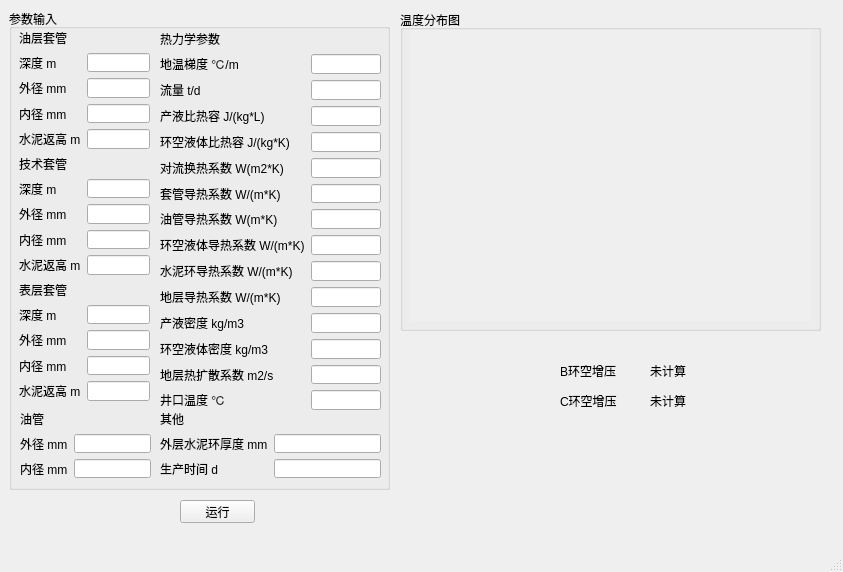
Old version of the form Gui/mainWindow.ui in the repository czy1996/APB.
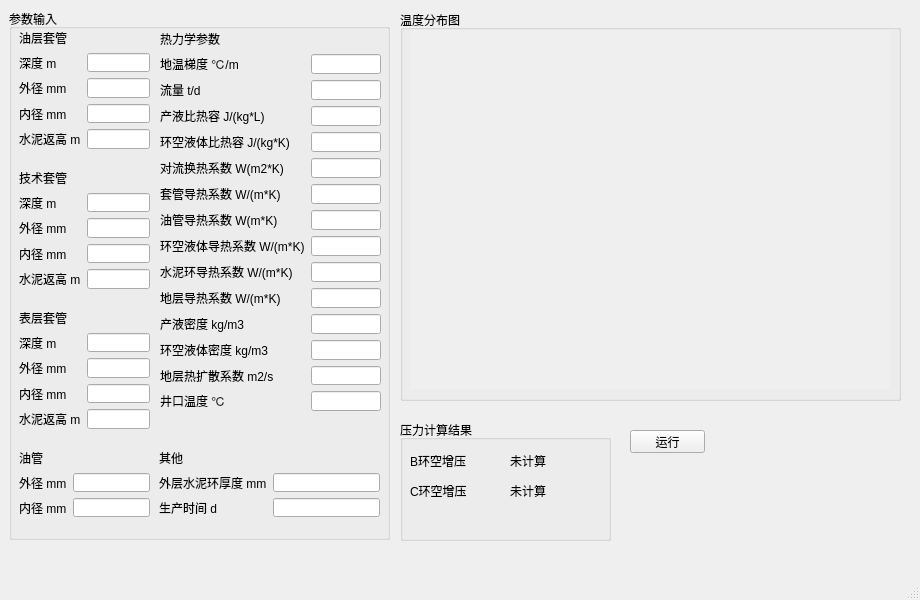
New version of the form.

```diff
--- a/Gui/mainWindow.ui
+++ b/Gui/mainWindow.ui
@@ -6,8 +6,8 @@
    <rect>
     <x>0</x>
     <y>0</y>
-    <width>843</width>
-    <height>572</height>
+    <width>920</width>
+    <height>600</height>
    </rect>
   </property>
   <property name="sizePolicy">
@@ -23,8 +23,8 @@
    <widget class="QPushButton" name="buttonRun">
     <property name="geometry">
      <rect>
-      <x>180</x>
-      <y>500</y>
+      <x>630</x>
+      <y>430</y>
       <width>75</width>
       <height>23</height>
      </rect>
@@ -36,9 +36,9 @@
    <widget class="QLabel" name="label_message">
     <property name="geometry">
      <rect>
-      <x>260</x>
-      <y>500</y>
-      <width>91</width>
+      <x>730</x>
+      <y>430</y>
+      <width>131</width>
       <height>21</height>
      </rect>
     </property>
@@ -51,8 +51,8 @@
      <rect>
       <x>400</x>
       <y>10</y>
-      <width>421</width>
-      <height>321</height>
+      <width>501</width>
+      <height>391</height>
      </rect>
     </property>
     <property name="title">
@@ -63,8 +63,8 @@
       <rect>
        <x>10</x>
        <y>20</y>
-       <width>401</width>
-       <height>291</height>
+       <width>480</width>
+       <height>360</height>
       </rect>
      </property>
      <property name="autoFillBackground">
@@ -81,7 +81,7 @@
       <x>9</x>
       <y>9</y>
       <width>381</width>
-      <height>481</height>
+      <height>531</height>
      </rect>
     </property>
     <property name="title">
@@ -90,8 +90,8 @@
     <widget class="QWidget" name="verticalLayoutWidget_6">
      <property name="geometry">
       <rect>
-       <x>11</x>
-       <y>401</y>
+       <x>10</x>
+       <y>440</y>
        <width>131</width>
        <height>68</height>
       </rect>
@@ -134,7 +134,7 @@
      <property name="geometry">
       <rect>
        <x>10</x>
-       <y>146</y>
+       <y>160</y>
        <width>131</width>
        <height>120</height>
       </rect>
@@ -199,7 +199,7 @@
        <x>151</x>
        <y>21</y>
        <width>221</width>
-       <height>380</height>
+       <height>381</height>
       </rect>
      </property>
      <layout class="QVBoxLayout" name="thermal">
@@ -359,8 +359,8 @@
     <widget class="QWidget" name="verticalLayoutWidget_4">
      <property name="geometry">
       <rect>
-       <x>151</x>
-       <y>401</y>
+       <x>150</x>
+       <y>440</y>
        <width>221</width>
        <height>68</height>
       </rect>
@@ -466,7 +466,7 @@
      <property name="geometry">
       <rect>
        <x>10</x>
-       <y>272</y>
+       <y>300</y>
        <width>131</width>
        <height>120</height>
       </rect>
@@ -526,11 +526,23 @@
      </layout>
     </widget>
    </widget>
+   <widget class="QGroupBox" name="groupBox_3">
+    <property name="geometry">
+     <rect>
+      <x>400</x>
+      <y>420</y>
+      <width>211</width>
+      <height>121</height>
+     </rect>
+    </property>
+    <property name="title">
+     <string>压力计算结果</string>
+    </property>
    <widget class="QLabel" name="label_22">
     <property name="geometry">
      <rect>
-      <x>560</x>
-      <y>360</y>
+       <x>10</x>
+       <y>30</y>
       <width>81</width>
       <height>21</height>
      </rect>
@@ -539,11 +551,24 @@
      <string>B环空增压</string>
     </property>
    </widget>
+    <widget class="QLabel" name="label_d_pressure_B">
+     <property name="geometry">
+      <rect>
+       <x>110</x>
+       <y>30</y>
+       <width>71</width>
+       <height>21</height>
+      </rect>
+     </property>
+     <property name="text">
+      <string>未计算</string>
+     </property>
+    </widget>
    <widget class="QLabel" name="label_23">
     <property name="geometry">
      <rect>
-      <x>560</x>
-      <y>390</y>
+       <x>10</x>
+       <y>60</y>
       <width>81</width>
       <height>21</height>
      </rect>
@@ -555,8 +580,8 @@
    <widget class="QLabel" name="label_d_pressure_C">
     <property name="geometry">
      <rect>
-      <x>650</x>
-      <y>390</y>
+       <x>110</x>
+       <y>60</y>
       <width>71</width>
       <height>21</height>
      </rect>
@@ -565,18 +590,11 @@
      <string>未计算</string>
     </property>
    </widget>
-   <widget class="QLabel" name="label_d_pressure_B">
-    <property name="geometry">
-     <rect>
-      <x>650</x>
-      <y>360</y>
-      <width>71</width>
-      <height>21</height>
-     </rect>
-    </property>
-    <property name="text">
-     <string>未计算</string>
-    </property>
+    <zorder>label_22</zorder>
+    <zorder>label_d_pressure_B</zorder>
+    <zorder>label_23</zorder>
+    <zorder>label_d_pressure_C</zorder>
+    <zorder>groupBox_2</zorder>
    </widget>
   </widget>
   <widget class="QMenuBar" name="menubar">
```
Left out of the diff: 8 changed lines with no effect on the pictures. Lines whose indentation alone changed are shown as unchanged.
